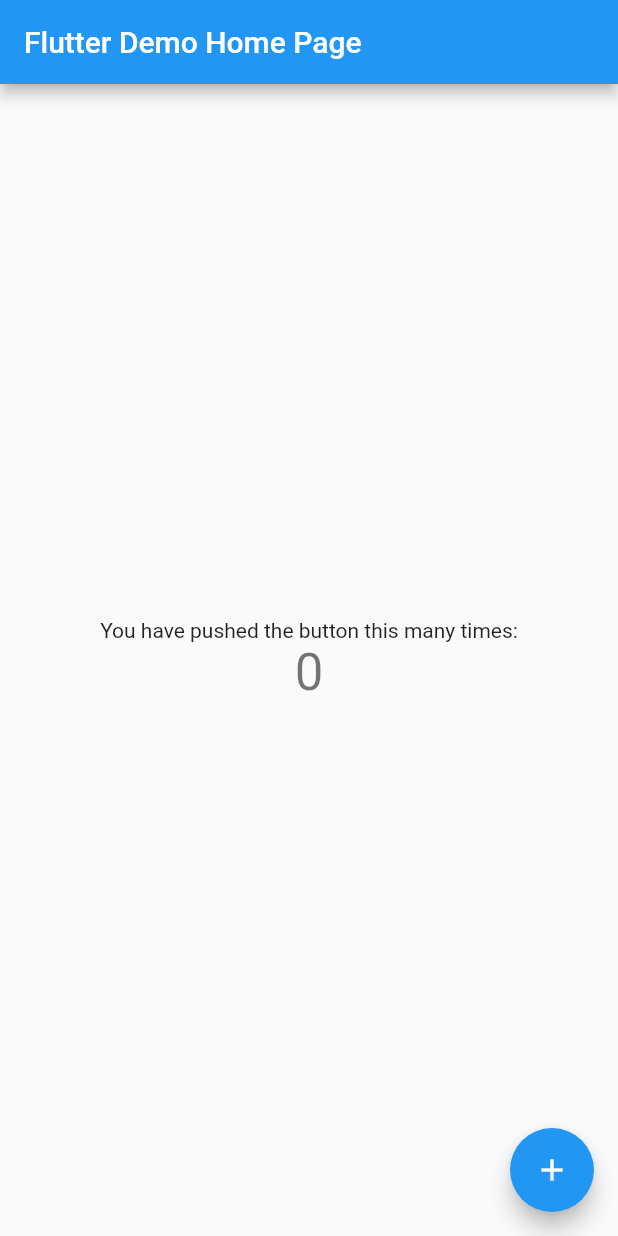
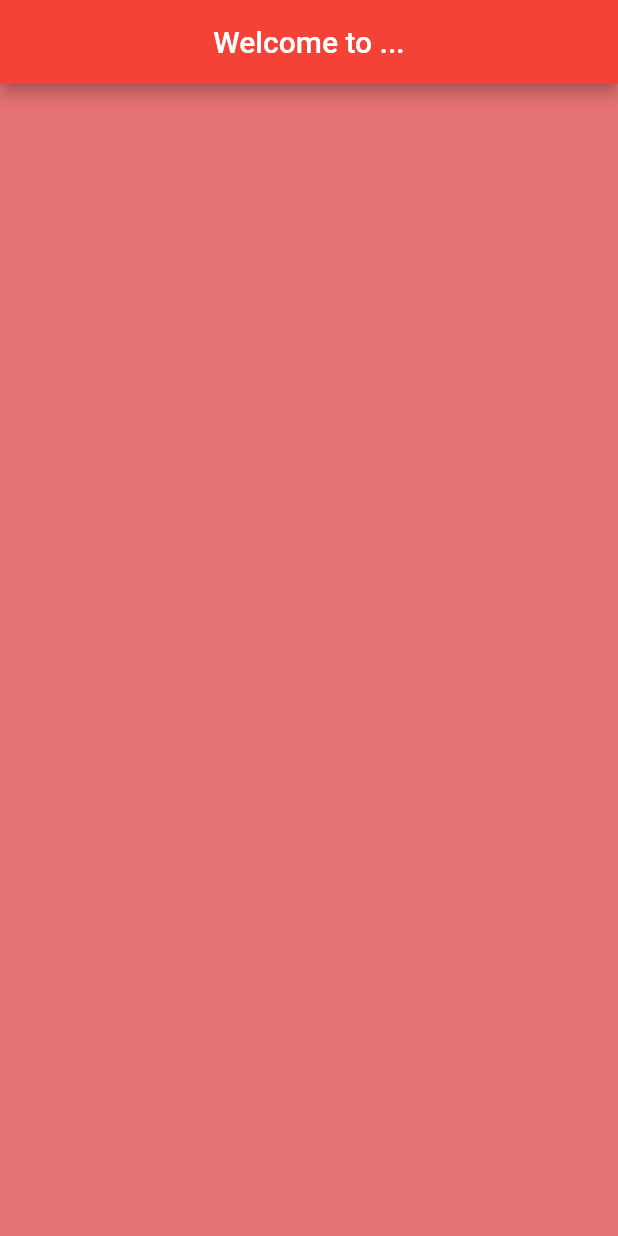
Before and after one commit to Tristamay/projectda, a Flutter app: the screen it shows after launch, on a phone screen of 412 x 824 dp. Run offline on Flutter 3.47's test engine with Material 2 defaults, Android fonts, the phone set to English and light mode, and no system bars.

Commit message:
Start of the Home Page

```diff
--- a/lib/main.dart
+++ b/lib/main.dart
@@ -11,107 +11,26 @@ class MyApp extends StatelessWidget {
     return MaterialApp(
       title: 'ProjectDA',
       theme: ThemeData(
-        // This is the theme of your application.
-        //
-        // Try running your application with "flutter run". You'll see the
-        // application has a blue toolbar. Then, without quitting the app, try
-        // changing the primarySwatch below to Colors.green and then invoke
-        // "hot reload" (press "r" in the console where you ran "flutter run",
-        // or simply save your changes to "hot reload" in a Flutter IDE).
-        // Notice that the counter didn't reset back to zero; the application
-        // is not restarted.
-        primarySwatch: Colors.blue,
-        // This makes the visual density adapt to the platform that you run
-        // the app on. For desktop platforms, the controls will be smaller and
-        // closer together (more dense) than on mobile platforms.
+        primarySwatch: Colors.red,
         visualDensity: VisualDensity.adaptivePlatformDensity,
       ),
-      home: MyHomePage(title: 'Flutter Demo Home Page'),
+      home: HomePage(),
     );
   }
 }
 
-class MyHomePage extends StatefulWidget {
-  MyHomePage({Key key, this.title}) : super(key: key);
-
-  // This widget is the home page of your application. It is stateful, meaning
-  // that it has a State object (defined below) that contains fields that affect
-  // how it looks.
-
-  // This class is the configuration for the state. It holds the values (in this
-  // case the title) provided by the parent (in this case the App widget) and
-  // used by the build method of the State. Fields in a Widget subclass are
-  // always marked "final".
-
-  final String title;
-
-  @override
-  _MyHomePageState createState() => _MyHomePageState();
-}
-
-class _MyHomePageState extends State<MyHomePage> {
-  int _counter = 0;
-
-  void _incrementCounter() {
-    setState(() {
-      // This call to setState tells the Flutter framework that something has
-      // changed in this State, which causes it to rerun the build method below
-      // so that the display can reflect the updated values. If we changed
-      // _counter without calling setState(), then the build method would not be
-      // called again, and so nothing would appear to happen.
-      _counter++;
-    });
-  }
-
+// The Homepage
+// Should ask the user to create an account or login
+class HomePage extends StatelessWidget {
   @override
   Widget build(BuildContext context) {
-    // This method is rerun every time setState is called, for instance as done
-    // by the _incrementCounter method above.
-    //
-    // The Flutter framework has been optimized to make rerunning build methods
-    // fast, so that you can just rebuild anything that needs updating rather
-    // than having to individually change instances of widgets.
     return Scaffold(
+      // The name of the app should be included in the appBar
       appBar: AppBar(
-        // Here we take the value from the MyHomePage object that was created by
-        // the App.build method, and use it to set our appbar title.
-        title: Text(widget.title),
+        title: Text('Welcome to ...'),
+        centerTitle: true,
       ),
-      body: Center(
-        // Center is a layout widget. It takes a single child and positions it
-        // in the middle of the parent.
-        child: Column(
-          // Column is also a layout widget. It takes a list of children and
-          // arranges them vertically. By default, it sizes itself to fit its
-          // children horizontally, and tries to be as tall as its parent.
-          //
-          // Invoke "debug painting" (press "p" in the console, choose the
-          // "Toggle Debug Paint" action from the Flutter Inspector in Android
-          // Studio, or the "Toggle Debug Paint" command in Visual Studio Code)
-          // to see the wireframe for each widget.
-          //
-          // Column has various properties to control how it sizes itself and
-          // how it positions its children. Here we use mainAxisAlignment to
-          // center the children vertically; the main axis here is the vertical
-          // axis because Columns are vertical (the cross axis would be
-          // horizontal).
-          mainAxisAlignment: MainAxisAlignment.center,
-          children: <Widget>[
-            Text(
-              'You have pushed the button this many times:',
-            ),
-            Text(
-              '$_counter',
-              style: Theme.of(context).textTheme.headline4,
-            ),
-          ],
-        ),
-      ),
-      floatingActionButton: FloatingActionButton(
-        onPressed: _incrementCounter,
-        tooltip: 'Increment',
-        child: Icon(Icons.add),
-      ), // This trailing comma makes auto-formatting nicer for build methods.
+      backgroundColor: Colors.red[300],
     );
   }
 }
```
